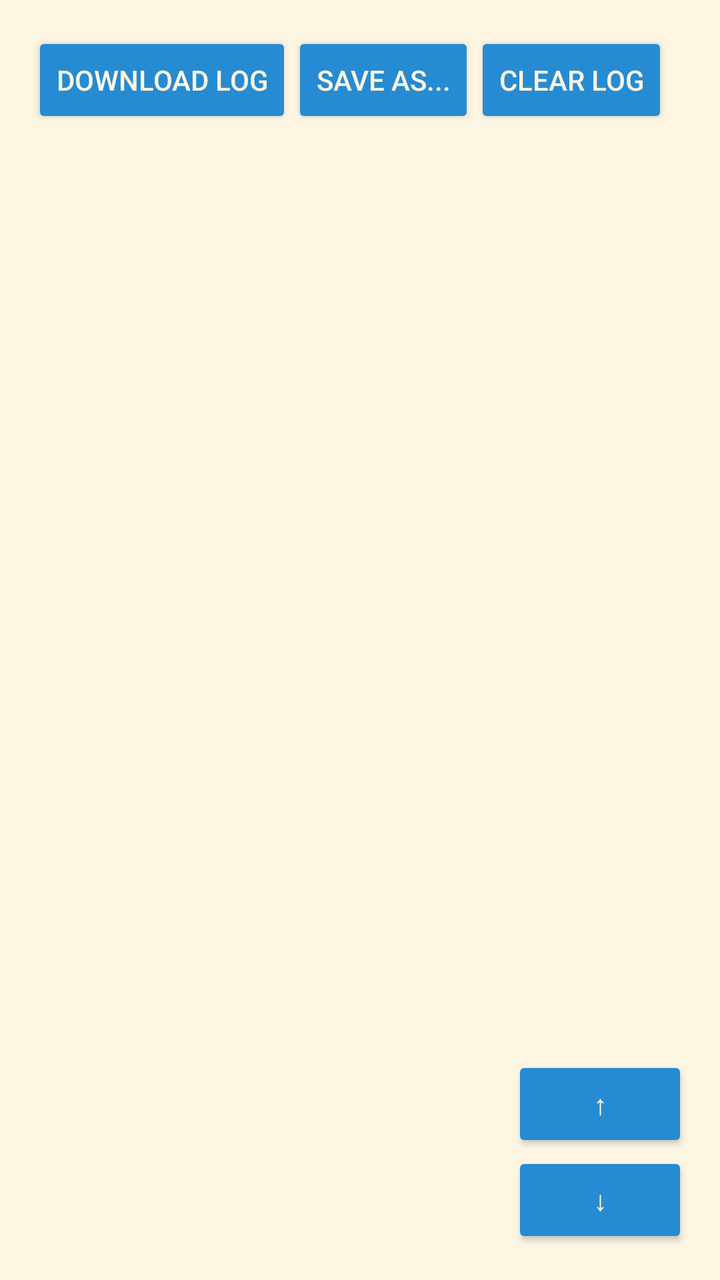
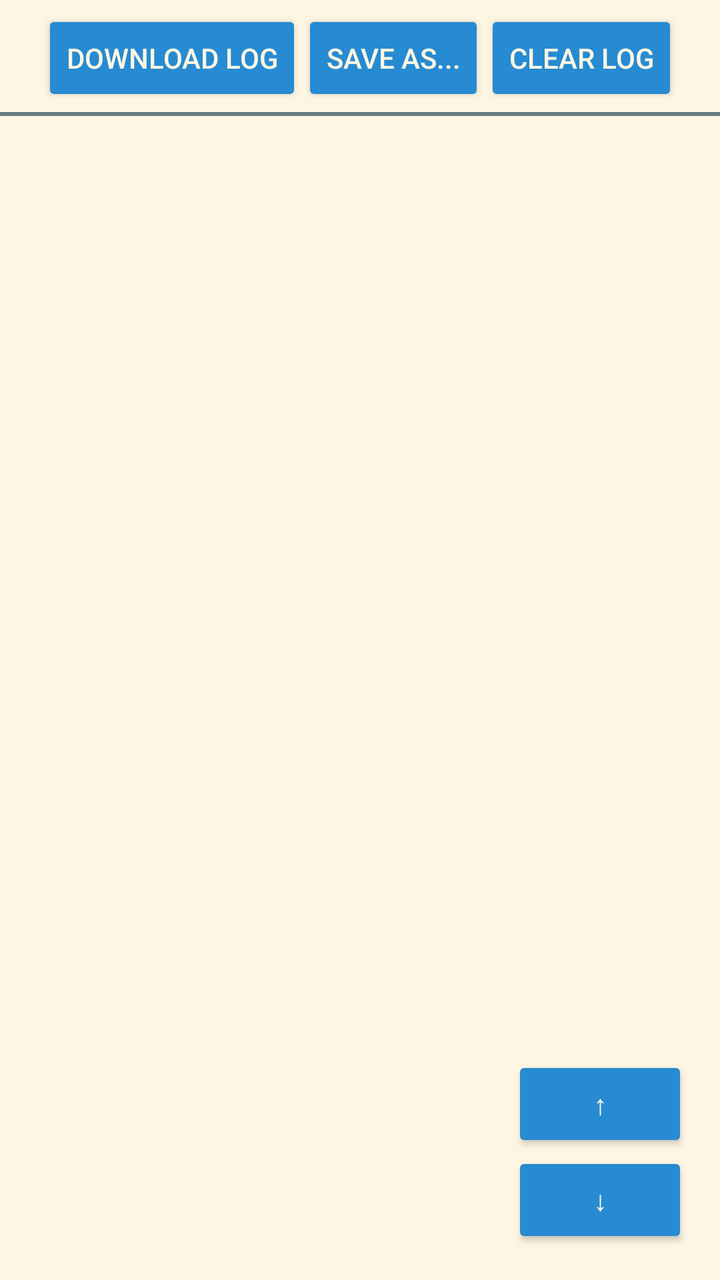

Compare the two renders of this Android layout. The source of the first and the diff that turns it into the second are given below.
<!-- AndroidManifest.xml: application theme Theme.Solarized -->
<!-- res/layout/log.xml -->
<?xml version="1.0" encoding="utf-8"?>
<FrameLayout xmlns:android="http://schemas.android.com/apk/res/android"
    android:layout_width="match_parent"
    android:layout_height="match_parent">

    
    <LinearLayout
        android:id="@+id/vertical"
        android:layout_width="match_parent"
        android:layout_height="match_parent"
        android:orientation="vertical">

        
        <LinearLayout
            android:id="@+id/buttonsRow"
            android:layout_width="match_parent"
            android:layout_height="wrap_content"
            android:orientation="horizontal"
            android:gravity="center_vertical"
            android:padding="16dp">

            <Button
                android:id="@+id/btnDownload"
                android:layout_width="wrap_content"
                android:layout_height="wrap_content"
                android:text="Download log" />

            <Button
                android:id="@+id/btnSave"
                android:layout_width="wrap_content"
                android:layout_height="wrap_content"
                android:text="Save as..." />

            <Button
                android:id="@+id/btnClear"
                android:layout_width="wrap_content"
                android:layout_height="wrap_content"
                android:text="Clear log" />
        </LinearLayout>

        
        <androidx.recyclerview.widget.RecyclerView
            android:id="@+id/rvLogs"
            android:layout_width="match_parent"
            android:layout_height="0dp"
            android:layout_weight="1"
            android:focusable="true"
            android:focusableInTouchMode="true" />
    </LinearLayout>

    
    <LinearLayout
        android:id="@+id/overlayButtons"
        android:layout_width="wrap_content"
        android:layout_height="wrap_content"
        android:orientation="vertical"
        android:layout_gravity="end|bottom"
        android:padding="8dp"
        android:elevation="6dp"
        android:layout_marginEnd="8dp"
        android:layout_marginBottom="8dp">

        <Button
            android:id="@+id/btnUp"
            android:layout_width="wrap_content"
            android:layout_height="wrap_content"
            android:text="↑" />

        <Button
            android:id="@+id/btnDown"
            android:layout_width="wrap_content"
            android:layout_height="wrap_content"
            android:text="↓" />
    </LinearLayout>

</FrameLayout>
<!-- resources referenced by this layout -->
<resources>
  <style name="Theme.Solarized" parent="Theme.AppCompat.Light.NoActionBar">
          <item name="colorPrimary">@color/sol_base2</item>
          <item name="colorPrimaryDark">@color/sol_base1</item>
          <item name="colorAccent">@color/sol_blue</item>
  
          <item name="android:windowBackground">@color/sol_base3</item>
          <item name="android:colorBackground">@color/sol_base3</item>
          <item name="android:textColor">@color/sol_base00</item>
          <item name="android:textColorSecondary">@color/sol_base01</item>
  
          <item name="android:textViewStyle">@style/Solarized.TextView.Light</item>
          <item name="android:editTextStyle">@style/Solarized.EditText.Light</item>
          <item name="android:buttonStyle">@style/Solarized.Button.Light</item>
          <item name="android:checkboxStyle">@style/Solarized.CheckBox.Light</item>
      </style>
  <color name="sol_base2">#eee8d5</color>
  <color name="sol_base1">#93a1a1</color>
  <color name="sol_blue">#268bd2</color>
  <color name="sol_base3">#fdf6e3</color>
  <color name="sol_base00">#657b83</color>
  <color name="sol_base01">#586e75</color>
  <style name="Solarized.TextView.Light" parent="TextAppearance.AppCompat">
          <item name="android:textColor">@color/sol_base00</item>
      </style>
  <style name="Solarized.EditText.Light" parent="Widget.AppCompat.EditText">
          <item name="android:textColor">@color/sol_base00</item>
          <item name="android:textColorHint">@color/sol_base01</item>
          <item name="android:backgroundTint">@color/sol_base1</item>
      </style>
  <style name="Solarized.Button.Light" parent="Widget.AppCompat.Button">
          <item name="android:textColor">@color/sol_base3</item>
          <item name="android:backgroundTint">@color/sol_blue</item>
      </style>
  <style name="Solarized.CheckBox.Light" parent="Widget.AppCompat.CompoundButton.CheckBox">
          <item name="android:textColor">@color/sol_base00</item>
          <item name="buttonTint">@color/sol_cyan</item>
      </style>
  <color name="sol_cyan">#2aa198</color>
</resources>

<!-- the commit's change to res/layout/log.xml (unified diff, before → after) -->
@@ -16,8 +16,9 @@
             android:layout_width="match_parent"
             android:layout_height="wrap_content"
             android:orientation="horizontal"
-            android:gravity="center_vertical"
-            android:padding="16dp">
+            android:gravity="center"
+            android:background="@drawable/toolbar_with_border"
+            android:padding="5dp">
 
             <Button
                 android:id="@+id/btnDownload"
<!-- resource entries referenced after the edit -->
@@ -1,5 +1,25 @@
 <!-- resources referenced by this layout -->
 <resources>
+  <!-- drawable toolbar_with_border (drawable) -->
+  <?xml version="1.0" encoding="utf-8"?>
+  <layer-list xmlns:android="http://schemas.android.com/apk/res/android">
+  
+      
+      <item>
+          <shape android:shape="rectangle">
+              <solid android:color="?attr/android:colorBackground"/>
+          </shape>
+      </item>
+  
+      
+      <item android:gravity="bottom">
+          <shape android:shape="rectangle">
+              <size android:height="2dp"/>
+              <solid android:color="?attr/android:textColor"/> 
+          </shape>
+      </item>
+  
+  </layer-list>
   <style name="Theme.Solarized" parent="Theme.AppCompat.Light.NoActionBar">
           <item name="colorPrimary">@color/sol_base2</item>
           <item name="colorPrimaryDark">@color/sol_base1</item>
@@ -8,6 +28,7 @@
           <item name="android:windowBackground">@color/sol_base3</item>
           <item name="android:colorBackground">@color/sol_base3</item>
           <item name="android:textColor">@color/sol_base00</item>
+          <item name="colorOnPrimary">@color/sol_base00</item>
           <item name="android:textColorSecondary">@color/sol_base01</item>
   
           <item name="android:textViewStyle">@style/Solarized.TextView.Light</item>
